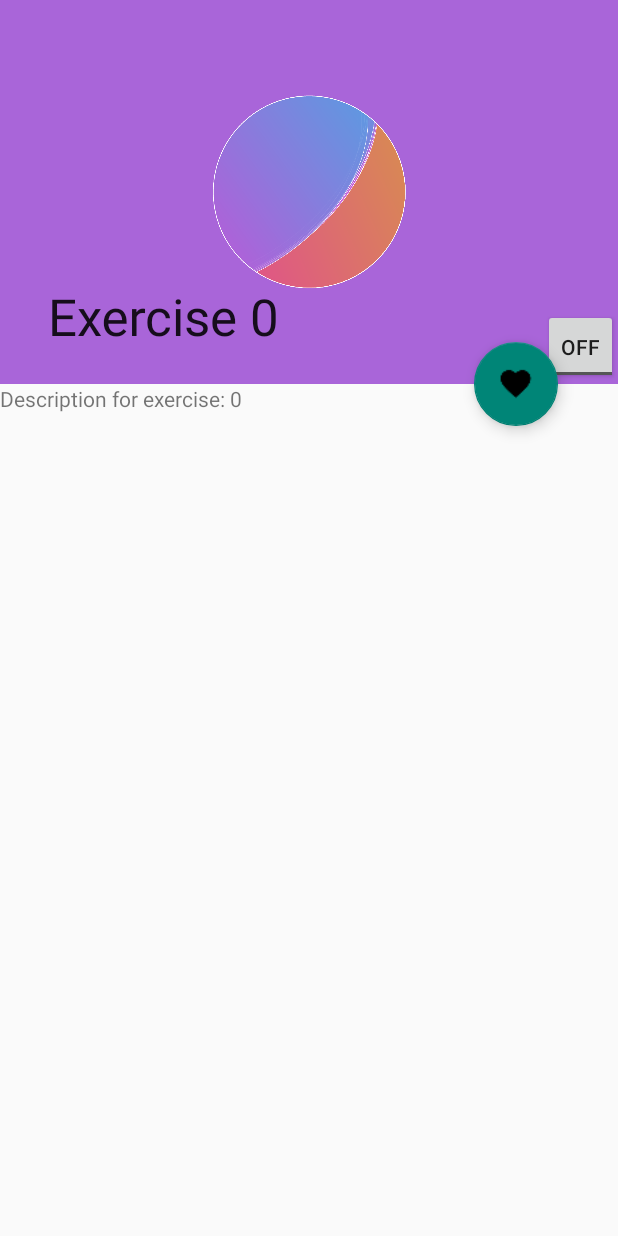
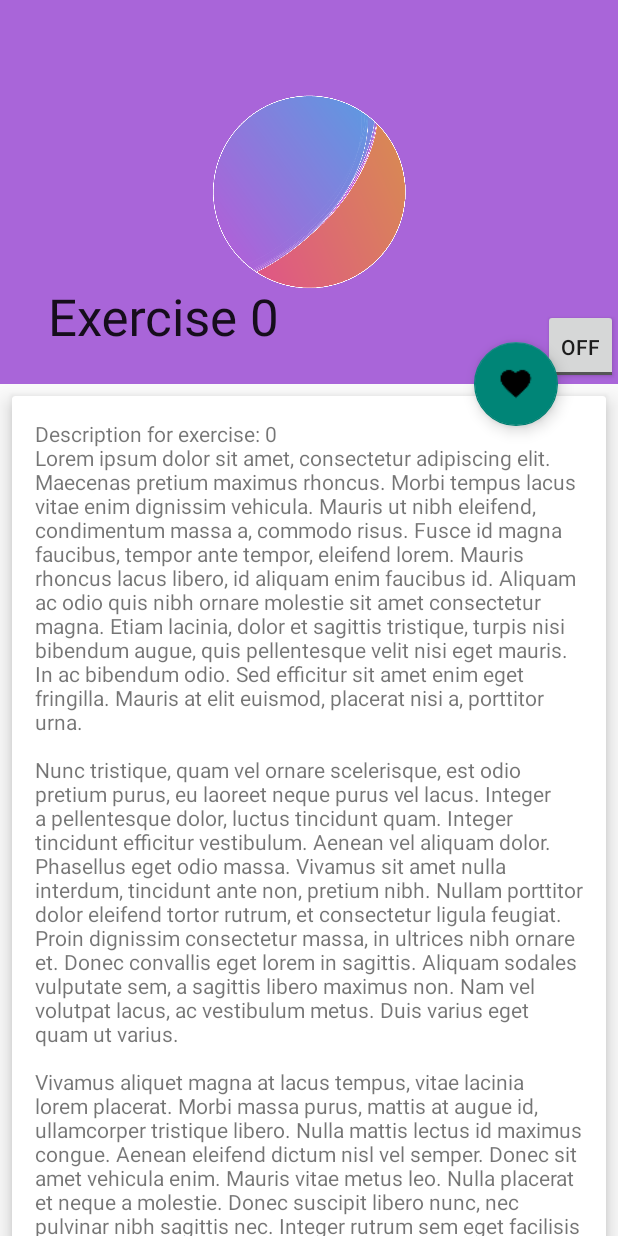
Before and after one commit to gleative/WorkIt, an Android app: the ExerciseActivity screen opened directly, with no data from a screen before it, after a tap on an icon or button, on a phone screen of 412 x 824 dp. Run offline under Robolectric (Android 15) with nearby library versions, the phone set to English and light mode, and no system bars.

Commit message:
Scrolling in exercise Info now works properly!

```diff
--- a/app/src/main/java/com/example/gleative/workit/ExerciseActivity.java
+++ b/app/src/main/java/com/example/gleative/workit/ExerciseActivity.java
@@ -17,8 +17,10 @@ import android.view.Menu;
 import android.view.MenuInflater;
 import android.view.MenuItem;
 import android.view.View;
+import android.widget.AdapterView;
 import android.widget.ArrayAdapter;
 import android.widget.Spinner;
+import android.widget.Toast;
 
 import com.example.gleative.workit.adapter.ExercisesRecyclerAdapter;
 import com.example.gleative.workit.fragments.ExerciseInfoFragment;
@@ -29,7 +31,7 @@ import com.example.gleative.workit.model.Exercise;
 import java.util.ArrayList;
 import java.util.List;
 
-public class ExerciseActivity extends AppCompatActivity implements ExerciseListFragment.OnExerciseFragmentInteractionListener{
+public class ExerciseActivity extends AppCompatActivity implements ExerciseListFragment.OnExerciseFragmentInteractionListener, Spinner.OnItemSelectedListener{
 
     Toolbar toolbar;
     NavigationDrawerFragment navigationDrawerFragment;
@@ -57,7 +59,7 @@ public class ExerciseActivity extends AppCompatActivity implements ExerciseListF
 
         exercisesList = Exercise.getData();
 
-        // So we can access its methods
+//        // So we can access its methods
 //        exerciseListFragment = (ExerciseListFragment) getSupportFragmentManager().findFragmentById(R.id.exercise_list_fragment);
 
         setUpDrawer();
@@ -74,9 +76,13 @@ public class ExerciseActivity extends AppCompatActivity implements ExerciseListF
     private void setUpSpinner(){
         // Spinner element
         categorySpinner = (Spinner) findViewById(R.id.category_spinner);
+
+        // Adds on click listener on the spinner
+        categorySpinner.setOnItemSelectedListener(this);
+
         categoryAdapter = new ArrayAdapter<>(this, R.layout.spinner_category_item, categories); // The layout is for how a element in spinner should look like
+        categorySpinner.setAdapter(categoryAdapter);
 
-        categorySpinner.setAdapter(categoryAdapter);
     }
 
     @Override
@@ -95,4 +101,49 @@ public class ExerciseActivity extends AppCompatActivity implements ExerciseListF
 
     }
 
+    // When user selects one of the given categories
+    @Override
+    public void onItemSelected(AdapterView<?> parent, View view, int position, long id) {
+        String selectedItem = parent.getItemAtPosition(position).toString();
+
+        // So we can access its methods
+        exerciseListFragment = (ExerciseListFragment) getSupportFragmentManager().findFragmentById(R.id.exercise_list_fragment);
+
+        // Checks which item was selected
+        switch (selectedItem){
+            case "All":
+                // Resets the list so all exercises shows
+                exerciseListFragment.filterExercises("");
+                break;
+            case "Arms":
+                exerciseListFragment.spinnerFilterExercises(selectedItem);
+                Toast.makeText(this, selectedItem + " Selected", Toast.LENGTH_SHORT).show();
+                break;
+            case "Back":
+                exerciseListFragment.spinnerFilterExercises(selectedItem);
+                Toast.makeText(this, selectedItem + " Selected", Toast.LENGTH_SHORT).show();
+                break;
+            case "Chest":
+                exerciseListFragment.spinnerFilterExercises(selectedItem);
+                Toast.makeText(this, selectedItem + " Selected", Toast.LENGTH_SHORT).show();
+                break;
+            case "Legs":
+                exerciseListFragment.spinnerFilterExercises(selectedItem);
+                Toast.makeText(this, selectedItem + " Selected", Toast.LENGTH_SHORT).show();
+                break;
+            case "Shoulders":
+                exerciseListFragment.spinnerFilterExercises(selectedItem);
+                Toast.makeText(this, selectedItem + " Selected", Toast.LENGTH_SHORT).show();
+                break;
+        }
+    }
+
+    @Override
+    public void onNothingSelected(AdapterView<?> parent) {
+
+    }
+
+    public void resetSpinnerPosition(){
+        categorySpinner.setSelection(0);
+    }
 }
--- a/app/src/main/java/com/example/gleative/workit/adapter/ExerciseViewHolder.java
+++ b/app/src/main/java/com/example/gleative/workit/adapter/ExerciseViewHolder.java
@@ -14,15 +14,20 @@ import com.example.gleative.workit.model.Exercise;
 public class ExerciseViewHolder extends RecyclerView.ViewHolder implements View.OnClickListener{
 
     TextView exerciseName;
+    TextView exerciseBodyPart;
     OnExerciseSelectedListener onExerciseSelectedListener;
 
     public ExerciseViewHolder(View itemView){
         super(itemView);
+
+        // Sets the value to the given xml item
         exerciseName = itemView.findViewById(R.id.exercise_title);
+        exerciseBodyPart = itemView.findViewById(R.id.exercise_body_part);
     }
 
     public void bind(Exercise exercise, OnExerciseSelectedListener listener){ // Setter titelen på øvelslen
         this.exerciseName.setText(exercise.getExerciseName());
+        this.exerciseBodyPart.setText(exercise.getBodyPart());
         this.onExerciseSelectedListener = listener;
     }
 
--- a/app/src/main/java/com/example/gleative/workit/fragments/ExerciseListFragment.java
+++ b/app/src/main/java/com/example/gleative/workit/fragments/ExerciseListFragment.java
@@ -18,6 +18,7 @@ import android.widget.ArrayAdapter;
 import android.widget.Spinner;
 import android.widget.Toast;
 
+import com.example.gleative.workit.ExerciseActivity;
 import com.example.gleative.workit.R;
 import com.example.gleative.workit.adapter.ExercisesRecyclerAdapter;
 import com.example.gleative.workit.adapter.OnExerciseSelectedListener;
@@ -60,7 +61,7 @@ public class ExerciseListFragment extends Fragment implements RecycleAdapterList
         inflater.inflate(R.menu.menu_search, menu); // The Layout file
         MenuItem item = menu.findItem(R.id.menu_search_button);
         SearchView searchView = (SearchView) item.getActionView();
-        searchView.setQueryHint("Exercise name, main muscle..."); // Adds a hint for what the user can search for
+        searchView.setQueryHint("Exercise name, body part..."); // Adds a hint for what the user can search for
         searchView.setOnQueryTextListener(new SearchView.OnQueryTextListener(){
 
             @Override
@@ -75,6 +76,9 @@ public class ExerciseListFragment extends Fragment implements RecycleAdapterList
                 return true;
             }
         });
+
+        // Resets the position for the spinner, so searching and choosing between categories will be a better experience for the user
+        ((ExerciseActivity)getActivity()).resetSpinnerPosition();
     }
 
     @Override
@@ -100,6 +104,20 @@ public class ExerciseListFragment extends Fragment implements RecycleAdapterList
 
     }
 
+    public void spinnerFilterExercises(String selectedCategory){
+        exercisesList = Exercise.getData();
+        List<Exercise> newList = new ArrayList<>();
+
+        for(Exercise exercise: exercisesList){
+            String exerciseBodyPart = exercise.getBodyPart();
+            if(exerciseBodyPart.contains(selectedCategory)){
+                newList.add(exercise);
+            }
+        }
+
+        adapter.setFilter(newList);
+    }
+
     // Filters the list so it only contains what the user is searching for
     public void filterExercises(String newText){
         exercisesList = Exercise.getData();
@@ -109,8 +127,9 @@ public class ExerciseListFragment extends Fragment implements RecycleAdapterList
 
         for(Exercise exercise: exercisesList){
             String exerciseName = exercise.getExerciseName().toLowerCase();
-            // If the name is in the query from the user, add it to a new list, that will be displayed for the user
-            if(exerciseName.contains(newText)){
+            String exerciseBodyPart = exercise.getBodyPart().toLowerCase();
+            // If the exercise name or body part is in the query from the user, add it to a new list, that will be displayed for the user
+            if(exerciseName.contains(newText) || exerciseBodyPart.contains(newText)){
                 newList.add(exercise);
             }
         }
--- a/app/src/main/java/com/example/gleative/workit/model/CustomExercise.java
+++ b/app/src/main/java/com/example/gleative/workit/model/CustomExercise.java
@@ -6,7 +6,7 @@ package com.example.gleative.workit.model;
  * Created by gleative on 09.10.2017.
  */
 
-public class CustomExercise {
+public class CustomExercise extends Exercise{
 
     private Exercise exercise;
     private int sets;
--- a/app/src/main/java/com/example/gleative/workit/model/Exercise.java
+++ b/app/src/main/java/com/example/gleative/workit/model/Exercise.java
@@ -4,6 +4,7 @@ import com.example.gleative.workit.R;
 
 import java.util.ArrayList;
 import java.util.List;
+import java.util.Random;
 
 /**
  * Created by gleative on 09.10.2017.
@@ -14,6 +15,7 @@ public class Exercise {
     private int exerciseID;
     private String exerciseName;
     private String exerciseDescription;
+    private String bodyPart;
     private boolean timeBased;
     private int videoID;
     private int imageID; // Bildet som kommer til å være på høyre siden
@@ -40,6 +42,14 @@ public class Exercise {
 
     public void setExerciseDescription(String exerciseDescription) {
         this.exerciseDescription = exerciseDescription;
+    }
+
+    public String getBodyPart(){
+        return this.bodyPart;
+    }
+
+    public void setBodyPart(String bodyPart){
+        this.bodyPart = bodyPart;
     }
 
     public boolean getTimeBased(){
@@ -70,17 +80,37 @@ public class Exercise {
     public static List<Exercise> getData(){
 
         List<Exercise> exerciseList = new ArrayList<>();
+        List<String> exerciseCategories = new ArrayList<>();
+        exerciseCategories.add("Arms");
+        exerciseCategories.add("Back");
+        exerciseCategories.add("Chest");
+        exerciseCategories.add("Legs");
+        exerciseCategories.add("Shoulders");
+
 
         int[] images = {
                 R.drawable.e12_1, R.drawable.e12_2, R.drawable.e1621_1, R.drawable.e1621_2, R.drawable.e1_1,
                 R.drawable.e1_2, R.drawable.e70_1, R.drawable.e70_2
         };
 
+        String dummyDesc = "Lorem ipsum dolor sit amet, consectetur adipiscing elit. Maecenas pretium maximus rhoncus. Morbi tempus lacus vitae enim dignissim vehicula. Mauris ut nibh eleifend, condimentum massa a, commodo risus. Fusce id magna faucibus, tempor ante tempor, eleifend lorem. Mauris rhoncus lacus libero, id aliquam enim faucibus id. Aliquam ac odio quis nibh ornare molestie sit amet consectetur magna. Etiam lacinia, dolor et sagittis tristique, turpis nisi bibendum augue, quis pellentesque velit nisi eget mauris. In ac bibendum odio. Sed efficitur sit amet enim eget fringilla. Mauris at elit euismod, placerat nisi a, porttitor urna.\n" +
+                "\n" +
+                "Nunc tristique, quam vel ornare scelerisque, est odio pretium purus, eu laoreet neque purus vel lacus. Integer a pellentesque dolor, luctus tincidunt quam. Integer tincidunt efficitur vestibulum. Aenean vel aliquam dolor. Phasellus eget odio massa. Vivamus sit amet nulla interdum, tincidunt ante non, pretium nibh. Nullam porttitor dolor eleifend tortor rutrum, et consectetur ligula feugiat. Proin dignissim consectetur massa, in ultrices nibh ornare et. Donec convallis eget lorem in sagittis. Aliquam sodales vulputate sem, a sagittis libero maximus non. Nam vel volutpat lacus, ac vestibulum metus. Duis varius eget quam ut varius.\n" +
+                "\n" +
+                "Vivamus aliquet magna at lacus tempus, vitae lacinia lorem placerat. Morbi massa purus, mattis at augue id, ullamcorper tristique libero. Nulla mattis lectus id maximus congue. Aenean eleifend dictum nisl vel semper. Donec sit amet vehicula enim. Mauris vitae metus leo. Nulla placerat et neque a molestie. Donec suscipit libero nunc, nec pulvinar nibh sagittis nec. Integer rutrum sem eget facilisis dapibus. Etiam feugiat dictum purus, in cursus tellus posuere molestie. Phasellus in pulvinar purus, eu mollis magna. Fusce at faucibus est, nec molestie felis. Vivamus elit tellus, dictum sit amet lorem at, venenatis iaculis nibh.\n" +
+                "\n" +
+                "Orci varius natoque penatibus et magnis dis parturient montes, nascetur ridiculus mus. Donec pretium lacus aliquet purus fermentum egestas. Aliquam nec elit metus. Etiam sagittis urna quis elit porttitor cursus. Nulla facilisi. Maecenas elementum dui nec finibus aliquam. Suspendisse lacus sapien, ornare id enim volutpat, accumsan ultrices metus. Curabitur id tempor dui. Sed tempor, nulla sit amet lobortis cursus, urna ante mollis elit, at feugiat tellus massa in enim. Nullam dignissim eros metus. Duis ullamcorper, libero non tincidunt euismod, ante neque hendrerit lectus, ut lacinia urna nulla at sem. Sed sed vulputate odio, nec posuere nunc. Quisque sed blandit diam. In massa nunc, ornare ac orci non, egestas semper sem.\n" +
+                "\n" +
+                "Curabitur tincidunt congue mi non pulvinar. Nullam rutrum ante id dignissim volutpat. Sed et augue vitae quam viverra rutrum. Donec lectus elit, rhoncus et augue ac, ornare pharetra sapien. Cras ut dolor consequat, varius leo et, pharetra ante. Nulla luctus lectus at felis feugiat convallis. Proin id ante sem. Praesent imperdiet nunc metus, a porttitor massa commodo vitae. Donec arcu nulla, porttitor at lacinia euismod, porttitor vel nunc. Praesent dapibus lectus nunc, non elementum tortor laoreet et. Fusce venenatis efficitur nunc. Mauris mattis est leo, in facilisis turpis luctus vitae.";
+
         for(int i = 0; i <= 40; i++){
             Exercise exercise = new Exercise();
             exercise.setExerciseID(i);
             exercise.setExerciseName("Exercise " + i);
-            exercise.setExerciseDescription("Description for exercise: " + i);
+            exercise.setExerciseDescription("Description for exercise: " + i + "\n" + dummyDesc);
+
+            // Sets random bodypart to a exercise
+            exercise.setBodyPart(exerciseCategories.get(new Random().nextInt(exerciseCategories.size())));
 
             exerciseList.add(exercise);
         }
--- a/app/src/main/res/layout/fragment_exercise_info.xml
+++ b/app/src/main/res/layout/fragment_exercise_info.xml
@@ -1,17 +1,14 @@
 <?xml version="1.0" encoding="utf-8"?>
-<android.support.v4.widget.DrawerLayout xmlns:android="http://schemas.android.com/apk/res/android"
+
+    <!--Må ha en egen layout for innhold, ellers dekker action bar hele skjermen-->
+    <android.support.design.widget.CoordinatorLayout
+        xmlns:android="http://schemas.android.com/apk/res/android"
         xmlns:app="http://schemas.android.com/apk/res-auto"
         xmlns:tools="http://schemas.android.com/tools"
-    android:id="@+id/drawer_layout"
         android:layout_width="match_parent"
         android:layout_height="match_parent"
         tools:context="com.example.gleative.workit.ExerciseInfoActivity">
 
-
-    <!--Må ha en egen layout for innhold, ellers dekker action bar hele skjermen-->
-    <android.support.design.widget.CoordinatorLayout
-        android:layout_width="match_parent"
-        android:layout_height="match_parent">
         <android.support.design.widget.AppBarLayout
             android:id="@+id/appBarLayout"
             android:layout_width="match_parent"
@@ -35,6 +32,7 @@
                         android:layout_height="256dp"
                         android:scaleType="centerCrop"
                         app:layout_collapseMode="parallax"
+                        app:layout_collapseParallaxMultiplier="0.9"
                         android:src="@drawable/testpicture"/>
                 <!--</android.support.v4.view.ViewPager>-->
 
@@ -50,12 +48,11 @@
                     android:layout_width="match_parent"
                     android:layout_height="match_parent"
                     android:orientation="horizontal"
-                    app:layout_collapseMode="parallax"
                     android:gravity="bottom|end">
                     <!--gravity bottom|end makes so it is in the right bottom corner-->
                     <ToggleButton
                         android:layout_width="50dp"
-                        android:layout_height="50dp"/>
+                        android:layout_height="50dp" />
                 </LinearLayout>
 
             </android.support.design.widget.CollapsingToolbarLayout>
@@ -72,17 +69,29 @@
             app:layout_anchorGravity="bottom|right|end"
             />
 
+        <!--This was needed so the textview can be grabbed and scrolled, and the toolbar collapses aswell with it-->
+        <android.support.v4.widget.NestedScrollView
+            android:layout_width="match_parent"
+            android:layout_height="match_parent"
+            app:layout_behavior="@string/appbar_scrolling_view_behavior">
             <!--app:layout_behavior and value makes so its under the AppBarLayout!-->
-        <LinearLayout
+
+            <android.support.v7.widget.CardView
                 android:layout_width="match_parent"
                 android:layout_height="wrap_content"
+                android:layout_margin="8dp"
+                app:cardElevation="8dp"
+                app:contentPadding="10dp"
                 app:layout_behavior="@string/appbar_scrolling_view_behavior">
                     <TextView
                         android:id="@+id/exercise_description"
                         android:layout_width="match_parent"
                         android:layout_height="wrap_content"
-                android:text="Desc"/>
-        </LinearLayout>
+                        android:text="Desc"
+                        android:padding="5dp"/>
+            </android.support.v7.widget.CardView>
+
+        </android.support.v4.widget.NestedScrollView>
 
     </android.support.design.widget.CoordinatorLayout>
 
@@ -94,5 +103,3 @@
         <!--android:layout_height="match_parent"-->
         <!--android:layout_gravity="start"-->
         <!--tools:layout="@layout/fragment_navigation_drawer"/>-->
-
-</android.support.v4.widget.DrawerLayout>
--- a/app/src/main/res/layout/list_exercises.xml
+++ b/app/src/main/res/layout/list_exercises.xml
@@ -5,8 +5,10 @@
     android:layout_width="match_parent"
     android:layout_height="wrap_content"
     android:layout_marginLeft="5dp"
+    card_view:contentPadding="5dp"
     android:layout_marginRight="5dp"
     android:layout_marginTop="5dp">
+    <!--Fix contentpadding if you want less space-->
 
     <LinearLayout
         xmlns:android="http://schemas.android.com/apk/res/android"
@@ -31,11 +33,11 @@
             android:text="Title"/>
 
         <TextView
-            android:id="@+id/exercise_targeted_muscle"
+            android:id="@+id/exercise_body_part"
             android:layout_width="match_parent"
             android:layout_height="match_parent"
             android:layout_margin="5dp"
-            android:text="Main muscle"/>
+            android:text="Body part"/>
 
         </LinearLayout>
 
```
Lines whose indentation alone changed are shown as unchanged.
